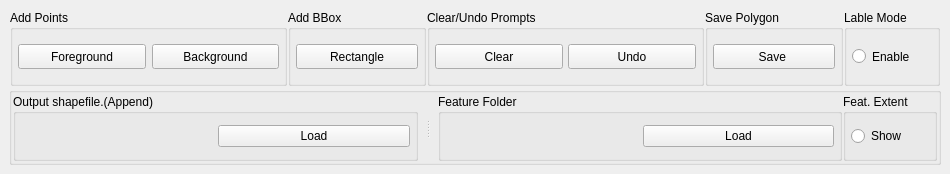
First picture: the form in ui/Selector.ui, repository coolzhao/Geo-SAM, before the edit.
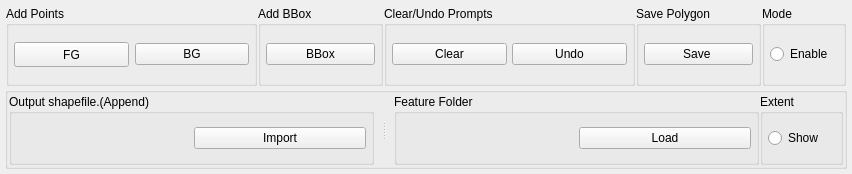
Second picture: the form after the edit. Custom widgets are drawn as their Qt base class.

Commit message: update tool tips and button names

The edit to the form file:
```diff
--- a/ui/Selector.ui
+++ b/ui/Selector.ui
@@ -6,7 +6,7 @@
    <rect>
     <x>0</x>
     <y>0</y>
-    <width>950</width>
+    <width>852</width>
     <height>174</height>
    </rect>
   </property>
@@ -16,6 +16,9 @@
     <height>0</height>
    </size>
   </property>
+  <property name="features">
+   <set>QDockWidget::DockWidgetClosable|QDockWidget::DockWidgetMovable</set>
+  </property>
   <property name="windowTitle">
    <string>Geo-SAM Tool</string>
   </property>
@@ -33,6 +36,18 @@
     </size>
    </property>
    <layout class="QGridLayout" name="gridLayout">
+    <property name="leftMargin">
+     <number>5</number>
+    </property>
+    <property name="topMargin">
+     <number>5</number>
+    </property>
+    <property name="rightMargin">
+     <number>5</number>
+    </property>
+    <property name="bottomMargin">
+     <number>5</number>
+    </property>
     <item row="0" column="0">
      <layout class="QGridLayout" name="gridLayout_5" rowstretch="0,0">
       <property name="verticalSpacing">
@@ -113,7 +128,7 @@
                <string>Press &quot;Tab&quot; to loop prompts (shortcut)</string>
               </property>
               <property name="text">
-               <string>Foreground</string>
+               <string>FG</string>
               </property>
              </widget>
             </item>
@@ -128,14 +143,14 @@
               <property name="minimumSize">
                <size>
                 <width>0</width>
-                <height>25</height>
+                <height>0</height>
                </size>
               </property>
               <property name="toolTip">
                <string>Press &quot;Tab&quot; to loop prompts (shortcut)</string>
               </property>
               <property name="text">
-               <string>Background</string>
+               <string>BG</string>
               </property>
              </widget>
             </item>
@@ -176,8 +191,8 @@
               </property>
               <property name="minimumSize">
                <size>
-                <width>100</width>
-                <height>25</height>
+                <width>0</width>
+                <height>0</height>
                </size>
               </property>
               <property name="maximumSize">
@@ -190,7 +205,7 @@
                <string>Press &quot;Tab&quot; to loop prompts (shortcut)</string>
               </property>
               <property name="text">
-               <string>Rectangle</string>
+               <string>BBox</string>
               </property>
              </widget>
             </item>
@@ -228,8 +243,8 @@
               </property>
               <property name="minimumSize">
                <size>
-                <width>100</width>
-                <height>25</height>
+                <width>0</width>
+                <height>0</height>
                </size>
               </property>
               <property name="toolTip">
@@ -250,8 +265,8 @@
               </property>
               <property name="minimumSize">
                <size>
-                <width>100</width>
-                <height>25</height>
+                <width>0</width>
+                <height>0</height>
                </size>
               </property>
               <property name="toolTip">
@@ -296,8 +311,8 @@
               </property>
               <property name="minimumSize">
                <size>
-                <width>100</width>
-                <height>25</height>
+                <width>0</width>
+                <height>0</height>
                </size>
               </property>
               <property name="toolTip">
@@ -314,7 +329,7 @@
          <item>
           <widget class="QGroupBox" name="EditModeGroupBox">
            <property name="title">
-            <string>Lable Mode</string>
+            <string>Mode</string>
            </property>
            <layout class="QGridLayout" name="EditMode">
             <property name="leftMargin">
@@ -342,8 +357,8 @@
               </property>
               <property name="minimumSize">
                <size>
-                <width>80</width>
-                <height>25</height>
+                <width>0</width>
+                <height>0</height>
                </size>
               </property>
               <property name="text">
@@ -445,7 +460,7 @@
                   </size>
                  </property>
                  <property name="text">
-                  <string>Load</string>
+                  <string>Import</string>
                  </property>
                 </widget>
                </item>
@@ -500,7 +515,7 @@
          <item>
           <widget class="QGroupBox" name="EditModeGroupBox_2">
            <property name="title">
-            <string>Feat. Extent</string>
+            <string>Extent</string>
            </property>
            <layout class="QGridLayout" name="feature_extent">
             <property name="leftMargin">
```
Left out of the diff: 47 changed lines with no effect on the pictures.
